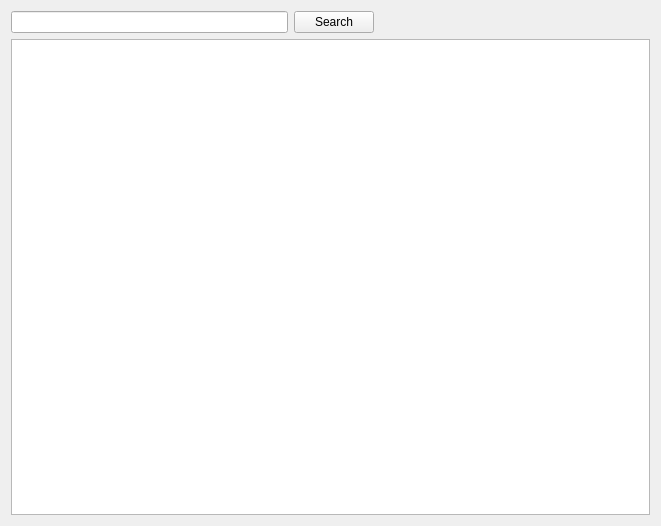
Marlamin/noggit-red, file src/noggit/Red/UiCommon/ImageBrowser.ui: the form before one commit.
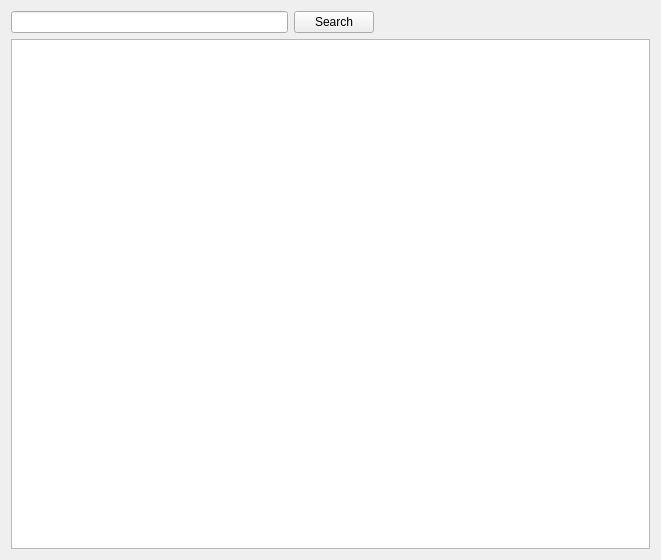
The form after the commit.

The edit to the form file:
```diff
--- a/src/noggit/Red/UiCommon/ImageBrowser.ui
+++ b/src/noggit/Red/UiCommon/ImageBrowser.ui
@@ -7,9 +7,15 @@
     <x>0</x>
     <y>0</y>
     <width>661</width>
-    <height>526</height>
+    <height>560</height>
    </rect>
   </property>
+  <property name="minimumSize">
+   <size>
+    <width>420</width>
+    <height>560</height>
+   </size>
+  </property>
   <property name="windowTitle">
    <string>Form</string>
   </property>
@@ -42,7 +48,11 @@
     </layout>
    </item>
    <item>
-    <widget class="QTreeView" name="treeView"/>
+    <widget class="QTreeView" name="treeView">
+     <attribute name="headerVisible">
+      <bool>false</bool>
+     </attribute>
+    </widget>
    </item>
   </layout>
  </widget>
```
Left out of the diff: 2 changed lines with no effect on the pictures.
